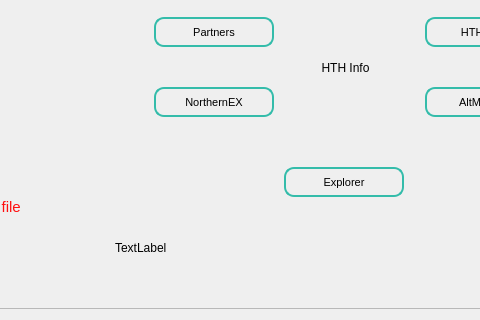
First picture: the form in src/qt/forms/overviewpage.ui, repository HTHcoin/helpthehomelesscoin, before the edit; both pictures show x 406 to 886 and y 394 to 714 of the 1000 by 714 pixel window.
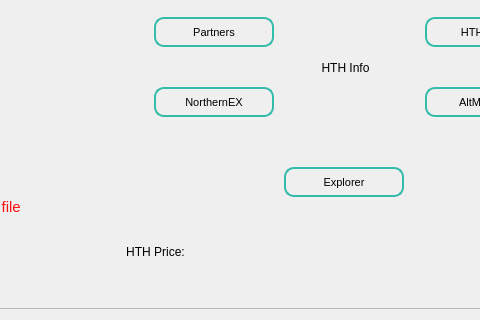
Second picture: the form after the edit.

```diff
--- a/src/qt/forms/overviewpage.ui
+++ b/src/qt/forms/overviewpage.ui
@@ -1084,17 +1084,39 @@
        <set>Qt::AlignCenter</set>
       </property>
      </widget>
-     <widget class="QLabel" name="labelCurrentPrice">
+     <widget class="QLabel" name="labelCurrentName">
       <property name="geometry">
        <rect>
-        <x>510</x>
+        <x>500</x>
         <y>620</y>
-        <width>111</width>
+        <width>101</width>
+        <height>30</height>
+       </rect>
+      </property>
+      <property name="minimumSize">
+       <size>
+        <width>100</width>
+        <height>30</height>
+       </size>
+      </property>
+      <property name="text">
+       <string>HTH Price:</string>
+      </property>
+      <property name="alignment">
+       <set>Qt::AlignCenter</set>
+      </property>
+     </widget>
+     <widget class="QLabel" name="labelCurrentPrice">
+      <property name="geometry">
+       <rect>
+        <x>670</x>
+        <y>625</y>
+        <width>101</width>
         <height>21</height>
        </rect>
       </property>
       <property name="text">
-       <string>TextLabel</string>
+       <string/>
       </property>
      </widget>
     </widget>
```
